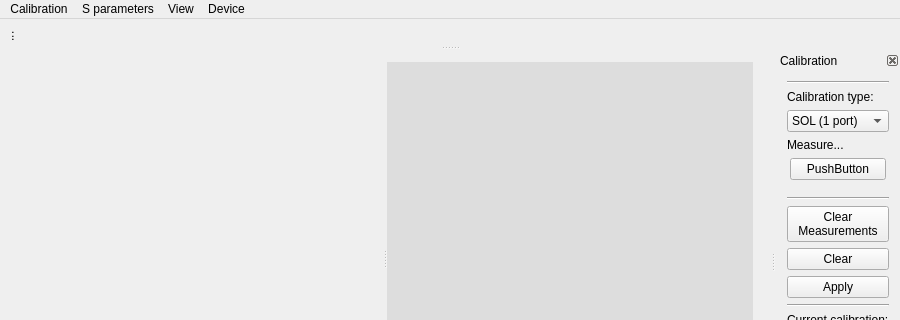
Old version of the form vna_qt/mainwindow.ui in the repository xaxaxa-dev/vna; both pictures show x 0 to 900 and y 0 to 320 of the 900 by 500 pixel window.
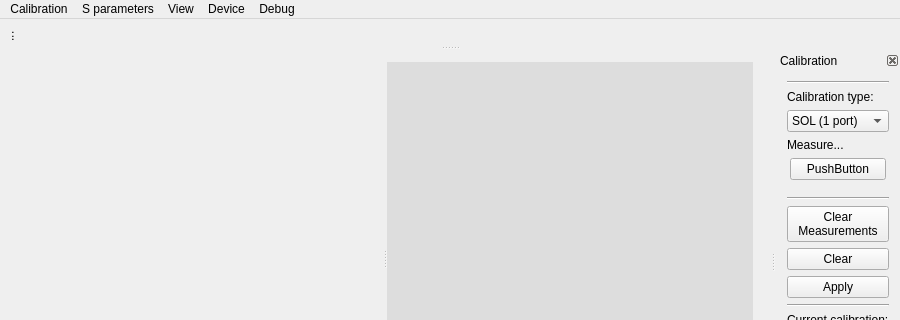
New version of the form.

Commit message: vna_qt: graph limits dialog

Patch:
```diff
--- a/vna_qt/mainwindow.ui
+++ b/vna_qt/mainwindow.ui
@@ -300,7 +300,7 @@
      <x>0</x>
      <y>0</y>
      <width>900</width>
-     <height>20</height>
+     <height>22</height>
     </rect>
    </property>
    <widget class="QMenu" name="menuCalibration">
@@ -340,10 +340,18 @@
     <addaction name="actionMock_device"/>
     <addaction name="actionOther"/>
    </widget>
+   <widget class="QMenu" name="menuDebug">
+    <property name="title">
+     <string>Debug</string>
+    </property>
+    <addaction name="actionDisable_polarView_refresh"/>
+    <addaction name="actionDisable_chart_update"/>
+   </widget>
    <addaction name="menuCalibration"/>
    <addaction name="menuS_parameters"/>
    <addaction name="menuView"/>
    <addaction name="menuDevice"/>
+   <addaction name="menuDebug"/>
   </widget>
   <widget class="QDockWidget" name="dock_bottom">
    <property name="sizePolicy">
```
Left out of the diff: 22 changed lines with no effect on the pictures. The commit also changes 6 other files.
